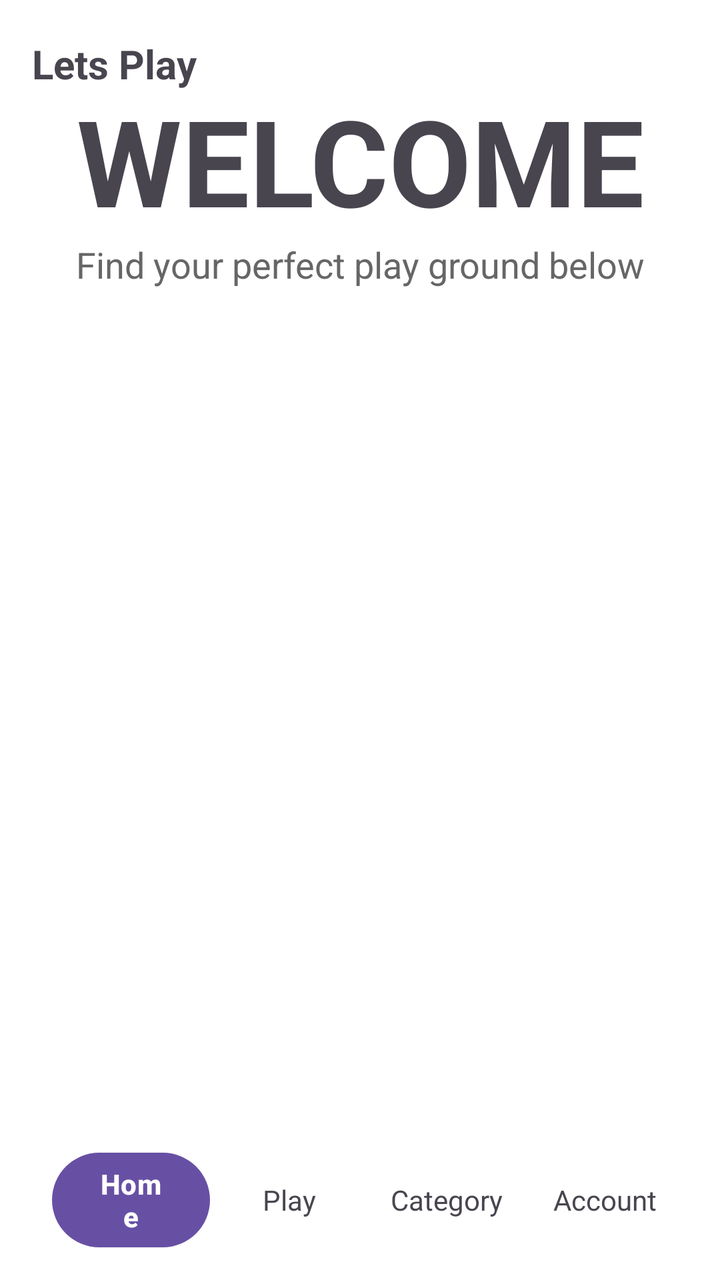
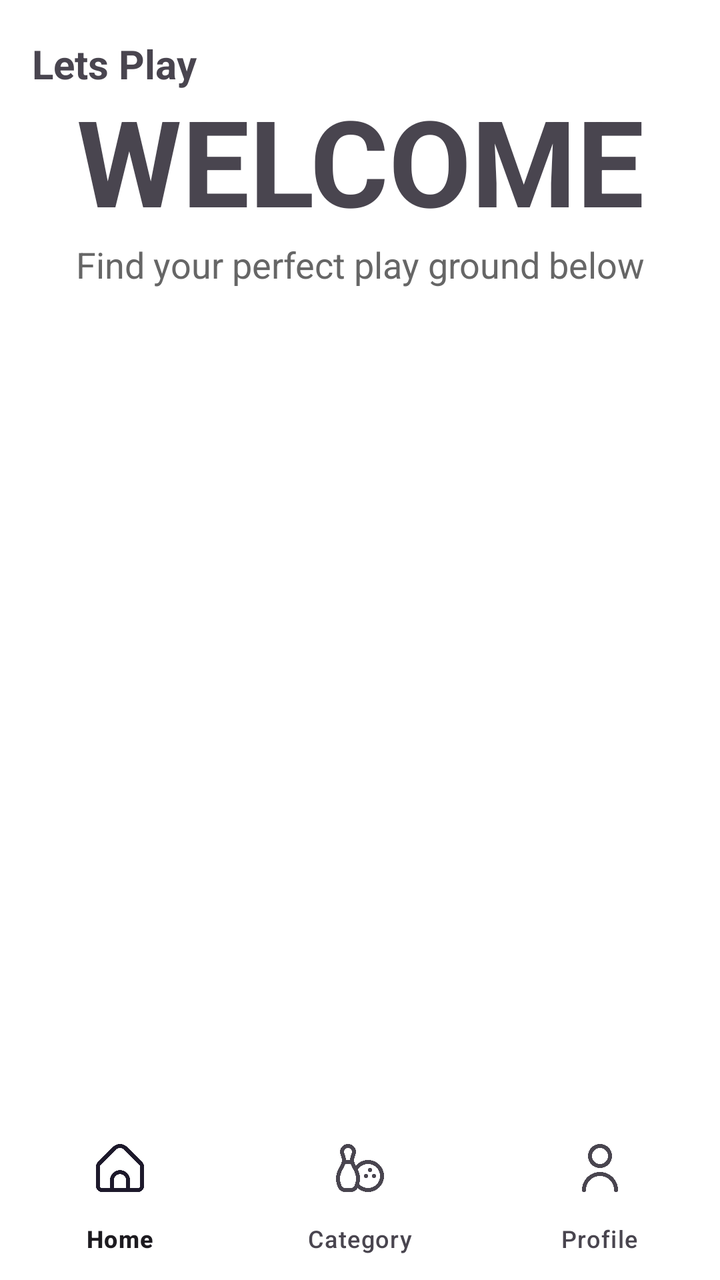

An Android layout rendered at two revisions. The XML below is the earlier revision; the diff shows what the commit changed to produce the second picture.
<!-- AndroidManifest.xml: application theme Theme.PLAYO -->
<!-- res/layout/activity_main.xml -->
<?xml version="1.0" encoding="utf-8"?>
<androidx.coordinatorlayout.widget.CoordinatorLayout
    xmlns:android="http://schemas.android.com/apk/res/android"
    xmlns:app="http://schemas.android.com/apk/res-auto"
    xmlns:tools="http://schemas.android.com/tools"
    android:id="@+id/main"
    android:layout_width="match_parent"
    android:layout_height="match_parent"
    android:background="#FFFFFF"
    tools:context=".MainActivity">

    <com.google.android.material.appbar.AppBarLayout
        android:id="@+id/appBarLayout"
        android:layout_width="match_parent"
        android:layout_height="wrap_content"
        android:background="#FFFFFF"
        android:elevation="0dp">

        
        <com.google.android.material.appbar.CollapsingToolbarLayout
            android:layout_width="match_parent"
            android:layout_height="wrap_content"
            app:layout_scrollFlags="scroll|exitUntilCollapsed">

            
            <LinearLayout
                android:layout_width="match_parent"
                android:layout_height="wrap_content"
                android:orientation="vertical"
                android:paddingTop="40dp"
                android:paddingBottom="60dp"
                app:layout_collapseMode="parallax">

                <TextView
                    android:id="@+id/textView"
                    android:layout_width="match_parent"
                    android:layout_height="wrap_content"
                    android:text="@string/welcome"
                    android:textAlignment="center"
                    android:textSize="60sp"
                    android:textStyle="bold" />

                <TextView
                    android:layout_width="match_parent"
                    android:layout_height="wrap_content"
                    android:text="Find your perfect play ground below"
                    android:textAlignment="center"
                    android:textSize="18sp"
                    android:textColor="#666666" />
            </LinearLayout>

            


            
            <androidx.appcompat.widget.Toolbar
                android:layout_width="match_parent"
                android:layout_height="?attr/actionBarSize"
                app:layout_collapseMode="pin">

                <TextView
                    android:layout_width="wrap_content"
                    android:layout_height="wrap_content"
                    android:text="Lets Play"
                    android:textStyle="bold"
                    android:textSize="20sp" />

            </androidx.appcompat.widget.Toolbar>

        </com.google.android.material.appbar.CollapsingToolbarLayout>
    </com.google.android.material.appbar.AppBarLayout>

    
    <ListView
        android:id="@+id/listView"
        android:layout_width="match_parent"
        android:layout_height="match_parent"
        android:nestedScrollingEnabled="true"
        app:layout_behavior="@string/appbar_scrolling_view_behavior" />

    
    <com.google.android.material.bottomappbar.BottomAppBar
        android:id="@+id/bottomBar"
        android:layout_width="match_parent"
        android:layout_height="wrap_content"
        android:layout_gravity="bottom"
        android:backgroundTint="#FFFFFF"
        app:hideOnScroll="true"
        app:fabCradleMargin="0dp">

        <LinearLayout
            android:layout_width="match_parent"
            android:layout_height="wrap_content"
            android:gravity="center"
            android:orientation="horizontal"
            android:padding="10dp">

            <Button
                android:layout_width="0dp"
                android:layout_height="wrap_content"
                android:layout_weight="1"
                android:gravity="center"
                android:text="Home"
                android:textStyle="bold"/>

            <TextView
                android:layout_width="0dp"
                android:layout_height="wrap_content"
                android:layout_weight="1"
                android:gravity="center"
                android:text="Play"/>

            <TextView
                android:layout_width="0dp"
                android:layout_height="wrap_content"
                android:layout_weight="1"
                android:gravity="center"
                android:text="Category"/>

            <TextView
                android:layout_width="0dp"
                android:layout_height="wrap_content"
                android:layout_weight="1"
                android:gravity="center"
                android:text="Account"/>

        </LinearLayout>

    </com.google.android.material.bottomappbar.BottomAppBar>


</androidx.coordinatorlayout.widget.CoordinatorLayout>
<!-- resources referenced by this layout -->
<resources>
  <string name="welcome">WELCOME</string>
  <style name="Theme.PLAYO" parent="Theme.Material3.DayNight.NoActionBar">
          
          
      </style>
</resources>

<!-- the commit's change to res/layout/activity_main.xml (unified diff, before → after) -->
@@ -78,55 +78,20 @@
         android:nestedScrollingEnabled="true"
         app:layout_behavior="@string/appbar_scrolling_view_behavior" />
 
+
     
-    <com.google.android.material.bottomappbar.BottomAppBar
-        android:id="@+id/bottomBar"
+    <com.google.android.material.bottomnavigation.BottomNavigationView
+        android:id="@+id/bottomView"
         android:layout_width="match_parent"
         android:layout_height="wrap_content"
         android:layout_gravity="bottom"
-        android:backgroundTint="#FFFFFF"
-        app:hideOnScroll="true"
-        app:fabCradleMargin="0dp">
+        android:background="#FFFFFF"
+        app:labelVisibilityMode="labeled"
 
-        <LinearLayout
-            android:layout_width="match_parent"
-            android:layout_height="wrap_content"
-            android:gravity="center"
-            android:orientation="horizontal"
-            android:padding="10dp">
+        app:menu="@menu/bottom_menu"
+        app:layout_behavior="@string/hide_bottom_view_on_scroll_behavior">
 
-            <Button
-                android:layout_width="0dp"
-                android:layout_height="wrap_content"
-                android:layout_weight="1"
-                android:gravity="center"
-                android:text="Home"
-                android:textStyle="bold"/>
-
-            <TextView
-                android:layout_width="0dp"
-                android:layout_height="wrap_content"
-                android:layout_weight="1"
-                android:gravity="center"
-                android:text="Play"/>
-
-            <TextView
-                android:layout_width="0dp"
-                android:layout_height="wrap_content"
-                android:layout_weight="1"
-                android:gravity="center"
-                android:text="Category"/>
-
-            <TextView
-                android:layout_width="0dp"
-                android:layout_height="wrap_content"
-                android:layout_weight="1"
-                android:gravity="center"
-                android:text="Account"/>
-
-        </LinearLayout>
-
-    </com.google.android.material.bottomappbar.BottomAppBar>
+    </com.google.android.material.bottomnavigation.BottomNavigationView>
 
 
 </androidx.coordinatorlayout.widget.CoordinatorLayout>
